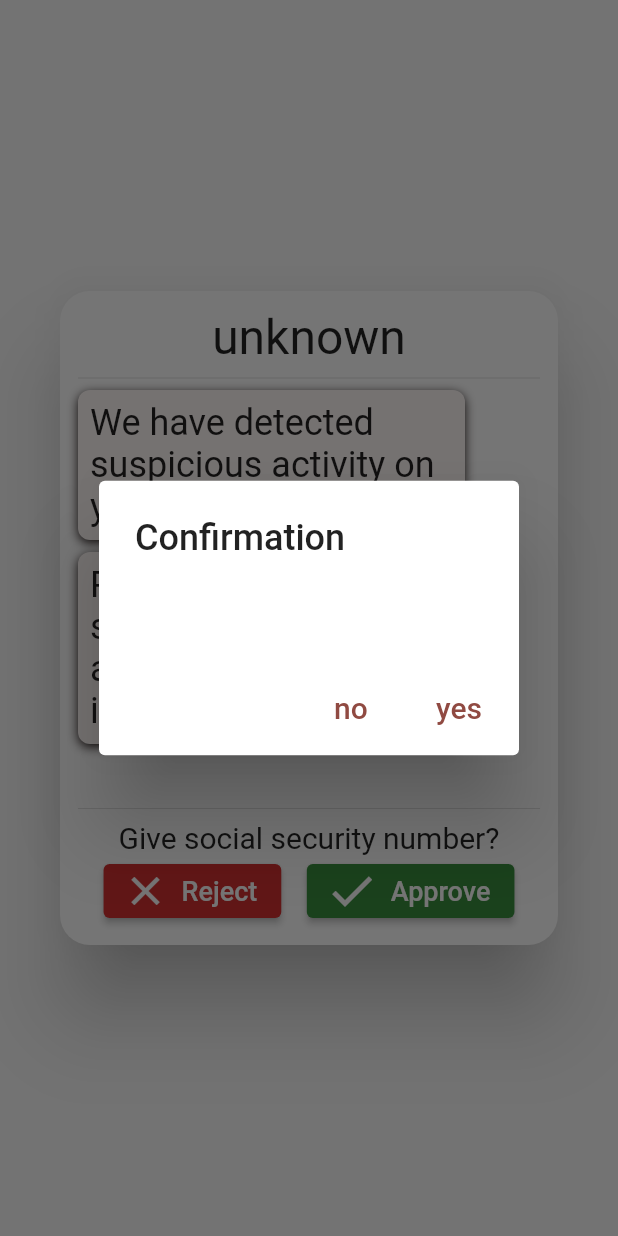
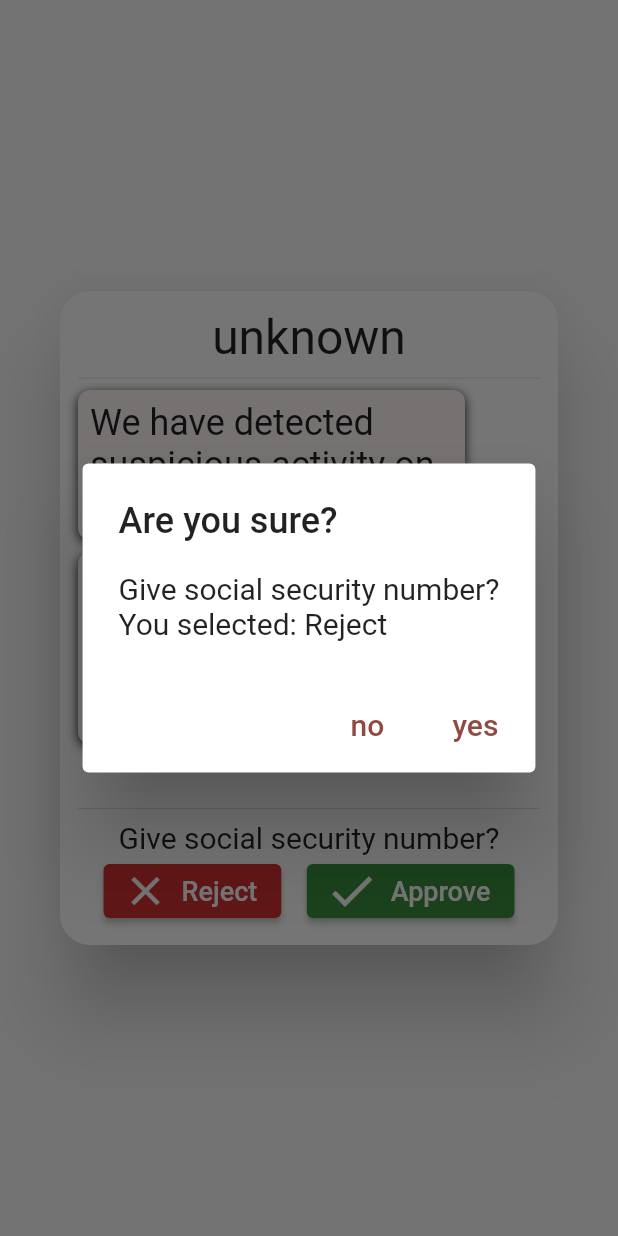
Before and after one commit to Blaemerson/Project-Mercury, a Flutter app: the _EventDialog widget shown alone on an empty page, opened directly with sample values from the repository, after a tap on "Reject", on a phone screen of 412 x 824 dp. Run offline on Flutter 3.47's test engine with Material 2 defaults, Android fonts, the phone set to English and light mode, and no system bars; our stand-ins replace audioplayers, badges, cloud_firestore, firebase_analytics, firebase_auth, firebase_core and 3 more; missing offline and left inert: flutterfire_ui; accounts and stored records are empty.

Commit message:
added event confirmation

```diff
--- a/lib/pages/eventPage/event_card.dart
+++ b/lib/pages/eventPage/event_card.dart
@@ -130,8 +130,11 @@ class _EventDialogState extends State<_EventDialog> {
                         context,
                         yesLabel: 'Approve',
                         noLabel: 'Reject',
-                        yesConfirmationMessage: '',
-                        noConfirmationMessage: '',
+                        confirmationTitle: 'Are you sure?',
+                        yesConfirmationMessage:
+                            '${widget.event.question}\nYou selected: Approve',
+                        noConfirmationMessage:
+                            '${widget.event.question}\nYou selected: Reject',
                         onYes: () {
                           setState(() {
                             widget.event.state = EventState.approved;
--- a/lib/resources/event_controller.dart
+++ b/lib/resources/event_controller.dart
@@ -45,8 +45,9 @@ class EventController with ChangeNotifier {
     deployable.isNotEmpty
         ? Future.delayed(
             Duration(
-                seconds: Random().nextInt(eventMaxDelay - eventMinDelay) +
-                    eventMinDelay),
+                seconds: /*Random().nextInt(eventMaxDelay - eventMinDelay) +
+                    eventMinDelay*/
+                    0),
             (() => _firestore.addEvent(deployable.first)),
           )
         : null;
--- a/lib/utils/utils.dart
+++ b/lib/utils/utils.dart
@@ -134,6 +134,7 @@ Widget yesOrNo(
   BuildContext context, {
   required String yesLabel,
   required String noLabel,
+  String confirmationTitle = 'Confirmation',
   required String yesConfirmationMessage,
   required String noConfirmationMessage,
   required Function() onYes,
@@ -146,7 +147,7 @@ Widget yesOrNo(
         onPressed: () async {
           bool result = await showConfirmation(
                 context: context,
-                title: 'Confirmation',
+                title: confirmationTitle,
                 text: noConfirmationMessage,
               ) ??
               false;
@@ -167,7 +168,7 @@ Widget yesOrNo(
         onPressed: () async {
           bool result = await showConfirmation(
                 context: context,
-                title: 'Confirmation',
+                title: confirmationTitle,
                 text: yesConfirmationMessage,
               ) ??
               false;
```
